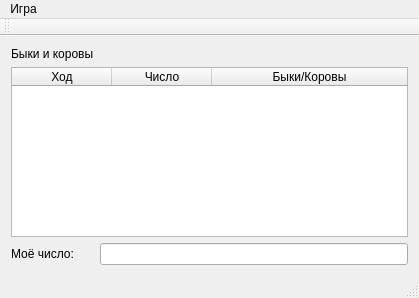
dimV36/bulls_and_cows, file bulls_and_cows/mainwindow.ui: the form before one commit.
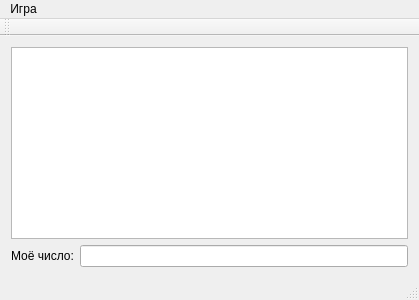
The form after the commit.

What changed in the file:
```diff
--- a/bulls_and_cows/mainwindow.ui
+++ b/bulls_and_cows/mainwindow.ui
@@ -15,47 +15,68 @@
   </property>
   <widget class="QWidget" name="central_widget_">
    <layout class="QGridLayout" name="gridLayout">
-    <item row="0" column="0">
-     <widget class="QLabel" name="label">
-      <property name="text">
-       <string>Быки и коровы</string>
-      </property>
-      <property name="textFormat">
-       <enum>Qt::PlainText</enum>
-      </property>
-     </widget>
-    </item>
-    <item row="1" column="0" colspan="2">
+    <item row="0" column="0" colspan="2">
      <widget class="QTableWidget" name="table_">
+      <property name="sizePolicy">
+       <sizepolicy hsizetype="Minimum" vsizetype="Minimum">
+        <horstretch>0</horstretch>
+        <verstretch>0</verstretch>
+       </sizepolicy>
+      </property>
+      <property name="layoutDirection">
+       <enum>Qt::LeftToRight</enum>
+      </property>
+      <property name="verticalScrollBarPolicy">
+       <enum>Qt::ScrollBarAsNeeded</enum>
+      </property>
+      <property name="horizontalScrollBarPolicy">
+       <enum>Qt::ScrollBarAlwaysOff</enum>
+      </property>
+      <property name="editTriggers">
+       <set>QAbstractItemView::NoEditTriggers</set>
+      </property>
+      <property name="selectionMode">
+       <enum>QAbstractItemView::NoSelection</enum>
+      </property>
+      <property name="horizontalScrollMode">
+       <enum>QAbstractItemView::ScrollPerPixel</enum>
+      </property>
       <attribute name="horizontalHeaderVisible">
-       <bool>true</bool>
+       <bool>false</bool>
       </attribute>
       <attribute name="horizontalHeaderCascadingSectionResizes">
        <bool>true</bool>
       </attribute>
+      <attribute name="horizontalHeaderDefaultSectionSize">
+       <number>100</number>
+      </attribute>
+      <attribute name="horizontalHeaderHighlightSections">
+       <bool>false</bool>
+      </attribute>
       <attribute name="horizontalHeaderShowSortIndicator" stdset="0">
-       <bool>false</bool>
+       <bool>true</bool>
       </attribute>
       <attribute name="horizontalHeaderStretchLastSection">
        <bool>true</bool>
       </attribute>
       <attribute name="verticalHeaderVisible">
-       <bool>true</bool>
+       <bool>false</bool>
+      </attribute>
+      <attribute name="verticalHeaderCascadingSectionResizes">
+       <bool>false</bool>
       </attribute>
       <attribute name="verticalHeaderHighlightSections">
        <bool>true</bool>
       </attribute>
+      <attribute name="verticalHeaderMinimumSectionSize">
+       <number>30</number>
+      </attribute>
       <attribute name="verticalHeaderShowSortIndicator" stdset="0">
        <bool>true</bool>
       </attribute>
       <attribute name="verticalHeaderStretchLastSection">
        <bool>true</bool>
       </attribute>
-      <column>
-       <property name="text">
-        <string>Ход</string>
-       </property>
-      </column>
       <column>
        <property name="text">
         <string>Число</string>
@@ -68,14 +89,14 @@
       </column>
      </widget>
     </item>
-    <item row="2" column="0">
+    <item row="1" column="0">
      <widget class="QLabel" name="label_answer_">
       <property name="text">
        <string>Моё число:</string>
       </property>
      </widget>
     </item>
-    <item row="2" column="1">
+    <item row="1" column="1">
      <widget class="QLineEdit" name="line_answer_"/>
     </item>
    </layout>
```
Left out of the diff: 4 changed lines with no effect on the pictures.
